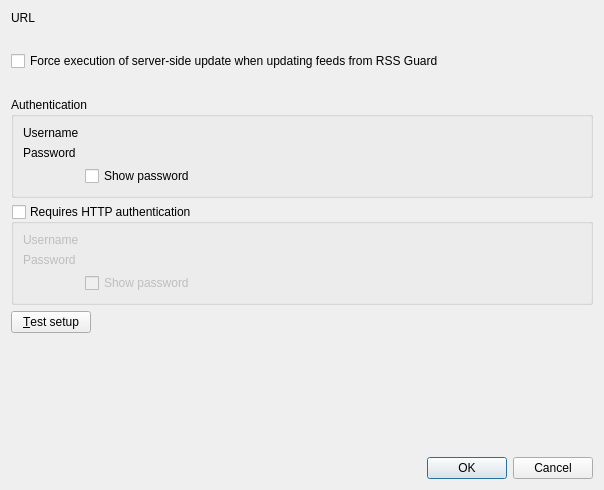
The window that src/services/tt-rss/gui/formeditttrssaccount.ui (martinrotter/rssguard) describes before a commit, drawn with Qt 5.
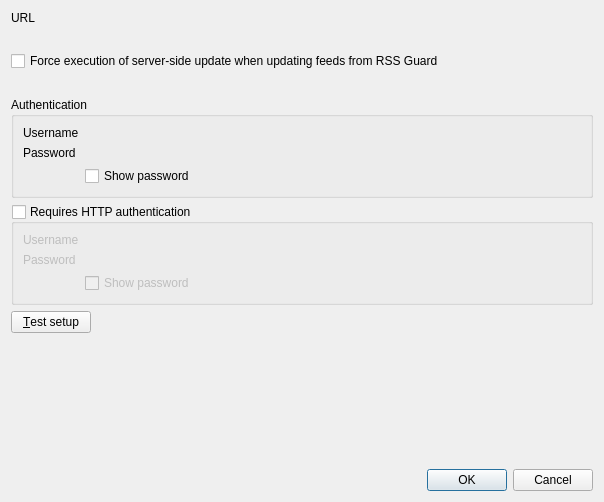
The same window after the commit. Custom widgets are drawn as their Qt base class.

Commit message: Resize dialogs.

What changed in the file:
```diff
--- a/src/services/tt-rss/gui/formeditttrssaccount.ui
+++ b/src/services/tt-rss/gui/formeditttrssaccount.ui
@@ -7,7 +7,7 @@
     <x>0</x>
     <y>0</y>
     <width>604</width>
-    <height>490</height>
+    <height>502</height>
    </rect>
   </property>
   <property name="windowTitle">
```
The commit also changes 2 other files.
